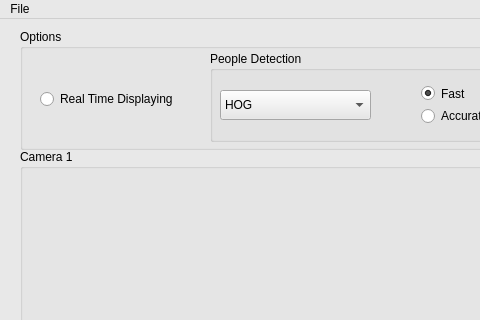
Before: the Qt Designer form ApplicationCode/mainwindow.ui in hlcool/IPCV-MasterThesis, drawn with Qt 5; both pictures show x 0 to 480 and y 0 to 320 of the 1111 by 964 pixel window.
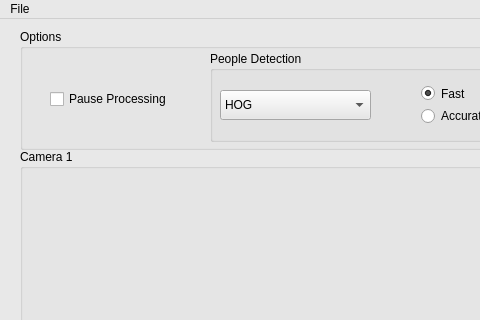
After: the same form once the commit is applied. Custom widgets are drawn as their Qt base class.

Commit message: Pause checkbox added to stop the processing

The edit to the form file:
```diff
--- a/ApplicationCode/mainwindow.ui
+++ b/ApplicationCode/mainwindow.ui
@@ -441,19 +441,6 @@
     <property name="title">
      <string>Options</string>
     </property>
-    <widget class="QRadioButton" name="RealTimeButton">
-     <property name="geometry">
-      <rect>
-       <x>20</x>
-       <y>60</y>
-       <width>151</width>
-       <height>20</height>
-      </rect>
-     </property>
-     <property name="text">
-      <string>Real Time Displaying</string>
-     </property>
-    </widget>
     <widget class="QGroupBox" name="PeopleDetectionBox">
      <property name="geometry">
       <rect>
@@ -526,6 +513,19 @@
       </layout>
      </widget>
     </widget>
+    <widget class="QCheckBox" name="PauseCheckBox">
+     <property name="geometry">
+      <rect>
+       <x>30</x>
+       <y>60</y>
+       <width>131</width>
+       <height>20</height>
+      </rect>
+     </property>
+     <property name="text">
+      <string>Pause Processing</string>
+     </property>
+    </widget>
    </widget>
    <widget class="QGroupBox" name="Camera1">
     <property name="geometry">
```
The commit also changes 2 other files.
